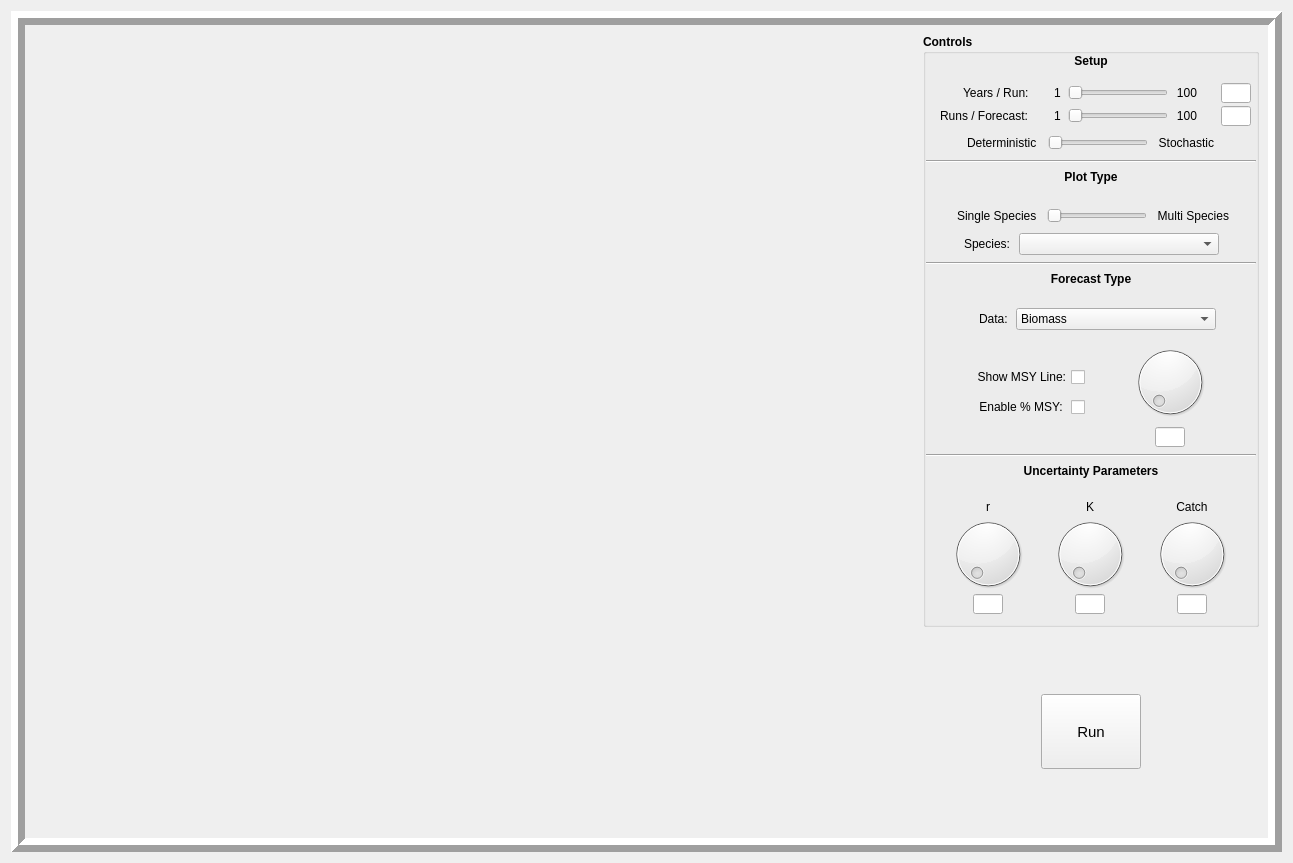
nmfs-fish-tools/MSSPM, file MSSPM_Main/forms/MMode/mModeWindow.ui: the form before one commit.
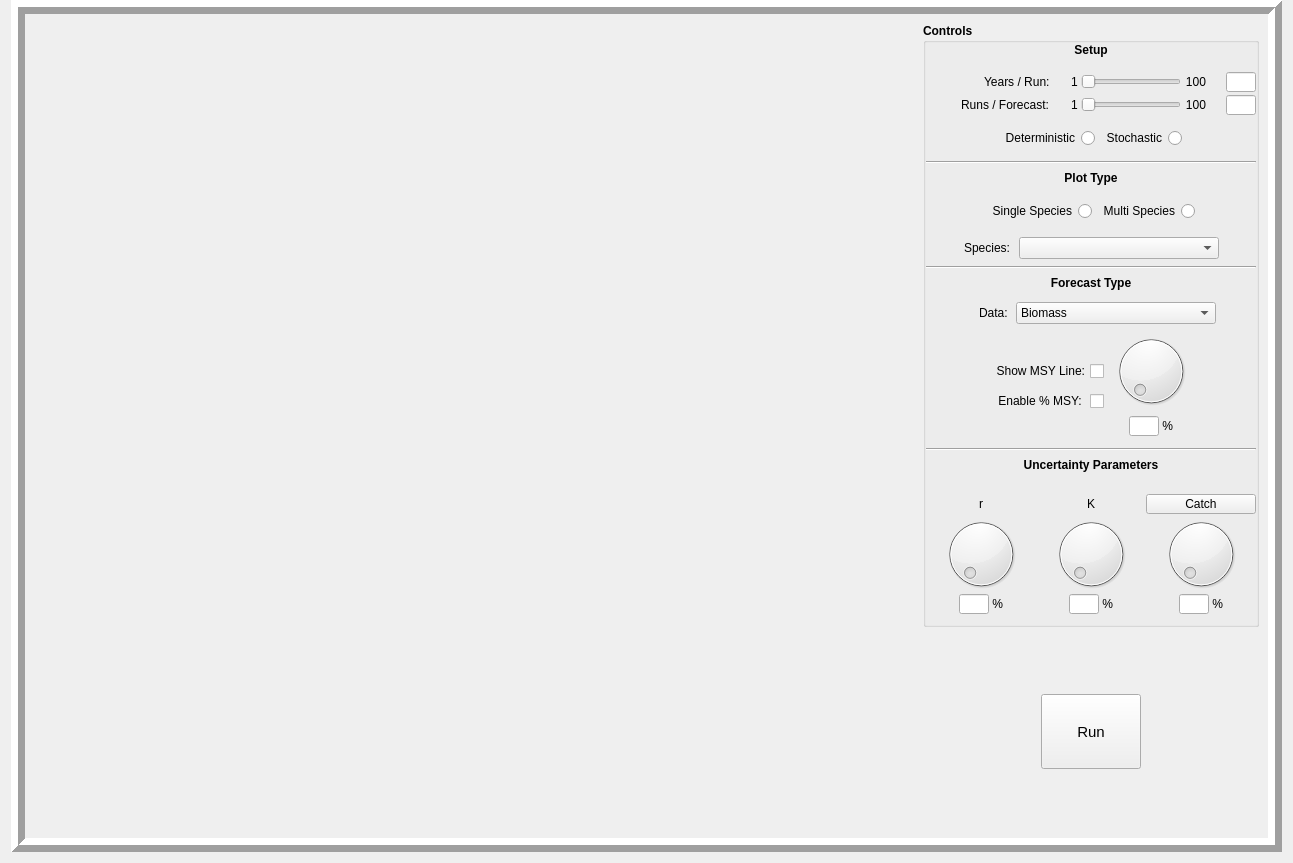
The form after the commit.

Commit message: made some improvements to MSSPM_GuiManagerMode

```diff
--- a/MSSPM_Main/forms/MMode/mModeWindow.ui
+++ b/MSSPM_Main/forms/MMode/mModeWindow.ui
@@ -14,6 +14,9 @@
    <string>Form</string>
   </property>
   <layout class="QVBoxLayout" name="verticalLayout_2">
+   <property name="topMargin">
+    <number>0</number>
+   </property>
    <item>
     <widget class="QFrame" name="MModeFrame">
      <property name="autoFillBackground">
@@ -217,7 +220,7 @@
                          <enum>Qt::Horizontal</enum>
                         </property>
                         <property name="sizeType">
-                         <enum>QSizePolicy::Fixed</enum>
+                         <enum>QSizePolicy::Expanding</enum>
                         </property>
                         <property name="sizeHint" stdset="0">
                          <size>
@@ -451,7 +454,7 @@
                          <enum>Qt::Horizontal</enum>
                         </property>
                         <property name="sizeType">
-                         <enum>QSizePolicy::Fixed</enum>
+                         <enum>QSizePolicy::Expanding</enum>
                         </property>
                         <property name="sizeHint" stdset="0">
                          <size>
@@ -695,7 +698,7 @@
                      <enum>Qt::Horizontal</enum>
                     </property>
                     <property name="sizeType">
-                     <enum>QSizePolicy::Fixed</enum>
+                     <enum>QSizePolicy::Expanding</enum>
                     </property>
                     <property name="sizeHint" stdset="0">
                      <size>
@@ -706,105 +709,59 @@
                    </spacer>
                   </item>
                   <item>
-                   <widget class="QLabel" name="MModeDetLB">
+                   <widget class="QWidget" name="widget" native="true">
                     <property name="sizePolicy">
-                     <sizepolicy hsizetype="Fixed" vsizetype="Fixed">
+                     <sizepolicy hsizetype="Expanding" vsizetype="Expanding">
                       <horstretch>0</horstretch>
                       <verstretch>0</verstretch>
                      </sizepolicy>
                     </property>
                     <property name="minimumSize">
                      <size>
-                      <width>80</width>
-                      <height>0</height>
+                      <width>0</width>
+                      <height>32</height>
                      </size>
                     </property>
                     <property name="maximumSize">
                      <size>
-                      <width>80</width>
-                      <height>16777215</height>
+                      <width>16777215</width>
+                      <height>32</height>
                      </size>
                     </property>
-                    <property name="font">
-                     <font>
-                      <weight>50</weight>
-                      <bold>false</bold>
-                     </font>
-                    </property>
-                    <property name="text">
-                     <string>Deterministic</string>
-                    </property>
-                    <property name="alignment">
-                     <set>Qt::AlignLeading|Qt::AlignLeft|Qt::AlignVCenter</set>
-                    </property>
-                   </widget>
-                  </item>
-                  <item>
-                   <widget class="QSlider" name="MModeDetStocSL">
-                    <property name="sizePolicy">
-                     <sizepolicy hsizetype="Fixed" vsizetype="Fixed">
-                      <horstretch>0</horstretch>
-                      <verstretch>0</verstretch>
-                     </sizepolicy>
-                    </property>
-                    <property name="minimumSize">
-                     <size>
-                      <width>100</width>
-                      <height>0</height>
-                     </size>
-                    </property>
-                    <property name="maximumSize">
-                     <size>
-                      <width>100</width>
-                      <height>16777215</height>
-                     </size>
-                    </property>
-                    <property name="toolTip">
-                     <string>Sets Forecast runs to be either deterministic or stochastic.</string>
-                    </property>
-                    <property name="statusTip">
-                     <string>Sets Forecast runs to be either deterministic or stochastic.</string>
-                    </property>
-                    <property name="maximum">
-                     <number>1</number>
-                    </property>
-                    <property name="orientation">
-                     <enum>Qt::Horizontal</enum>
-                    </property>
-                   </widget>
-                  </item>
-                  <item>
-                   <widget class="QLabel" name="MModeStocLB">
-                    <property name="sizePolicy">
-                     <sizepolicy hsizetype="Fixed" vsizetype="Fixed">
-                      <horstretch>0</horstretch>
-                      <verstretch>0</verstretch>
-                     </sizepolicy>
-                    </property>
-                    <property name="minimumSize">
-                     <size>
-                      <width>65</width>
-                      <height>0</height>
-                     </size>
-                    </property>
-                    <property name="maximumSize">
-                     <size>
-                      <width>65</width>
-                      <height>16777215</height>
-                     </size>
-                    </property>
-                    <property name="font">
-                     <font>
-                      <weight>50</weight>
-                      <bold>false</bold>
-                     </font>
-                    </property>
-                    <property name="text">
-                     <string>Stochastic</string>
-                    </property>
-                    <property name="alignment">
-                     <set>Qt::AlignRight|Qt::AlignTrailing|Qt::AlignVCenter</set>
-                    </property>
+                    <layout class="QHBoxLayout" name="horizontalLayout_14">
+                     <item>
+                      <widget class="QRadioButton" name="MModeDeterministicRB">
+                       <property name="font">
+                        <font>
+                         <weight>50</weight>
+                         <bold>false</bold>
+                        </font>
+                       </property>
+                       <property name="layoutDirection">
+                        <enum>Qt::RightToLeft</enum>
+                       </property>
+                       <property name="text">
+                        <string>Deterministic</string>
+                       </property>
+                      </widget>
+                     </item>
+                     <item>
+                      <widget class="QRadioButton" name="MModeStochasticRB">
+                       <property name="font">
+                        <font>
+                         <weight>50</weight>
+                         <bold>false</bold>
+                        </font>
+                       </property>
+                       <property name="layoutDirection">
+                        <enum>Qt::RightToLeft</enum>
+                       </property>
+                       <property name="text">
+                        <string>Stochastic</string>
+                       </property>
+                      </widget>
+                     </item>
+                    </layout>
                    </widget>
                   </item>
                   <item>
@@ -813,7 +770,7 @@
                      <enum>Qt::Horizontal</enum>
                     </property>
                     <property name="sizeType">
-                     <enum>QSizePolicy::Fixed</enum>
+                     <enum>QSizePolicy::Expanding</enum>
                     </property>
                     <property name="sizeHint" stdset="0">
                      <size>
@@ -869,19 +826,6 @@
                   </property>
                  </widget>
                 </item>
-                <item>
-                 <spacer name="verticalSpacer_5">
-                  <property name="orientation">
-                   <enum>Qt::Vertical</enum>
-                  </property>
-                  <property name="sizeHint" stdset="0">
-                   <size>
-                    <width>20</width>
-                    <height>15</height>
-                   </size>
-                  </property>
-                 </spacer>
-                </item>
                 <item>
                  <layout class="QHBoxLayout" name="horizontalLayout_11">
                   <property name="spacing">
@@ -904,105 +848,53 @@
                    </spacer>
                   </item>
                   <item>
-                   <widget class="QLabel" name="MModeSingSpecLB">
+                   <widget class="QWidget" name="widget_2" native="true">
                     <property name="sizePolicy">
-                     <sizepolicy hsizetype="Fixed" vsizetype="Fixed">
+                     <sizepolicy hsizetype="Expanding" vsizetype="Expanding">
                       <horstretch>0</horstretch>
                       <verstretch>0</verstretch>
                      </sizepolicy>
                     </property>
                     <property name="minimumSize">
                      <size>
-                      <width>90</width>
-                      <height>0</height>
-                     </size>
-                    </property>
-                    <property name="maximumSize">
-                     <size>
-                      <width>90</width>
-                      <height>16777215</height>
-                     </size>
-                    </property>
-                    <property name="font">
-                     <font>
-                      <weight>50</weight>
-                      <bold>false</bold>
-                     </font>
-                    </property>
-                    <property name="text">
-                     <string>Single Species</string>
-                    </property>
-                    <property name="alignment">
-                     <set>Qt::AlignLeading|Qt::AlignLeft|Qt::AlignVCenter</set>
-                    </property>
-                   </widget>
-                  </item>
-                  <item>
-                   <widget class="QSlider" name="MModeSpeciesHS">
-                    <property name="sizePolicy">
-                     <sizepolicy hsizetype="Expanding" vsizetype="Fixed">
-                      <horstretch>0</horstretch>
-                      <verstretch>0</verstretch>
-                     </sizepolicy>
-                    </property>
-                    <property name="minimumSize">
-                     <size>
                       <width>100</width>
                       <height>0</height>
                      </size>
                     </property>
-                    <property name="maximumSize">
-                     <size>
-                      <width>100</width>
-                      <height>16777215</height>
-                     </size>
-                    </property>
-                    <property name="maximum">
-                     <number>1</number>
-                    </property>
-                    <property name="orientation">
-                     <enum>Qt::Horizontal</enum>
-                    </property>
-                   </widget>
-                  </item>
-                  <item>
-                   <widget class="QLabel" name="MModeMultiSpecLB">
-                    <property name="sizePolicy">
-                     <sizepolicy hsizetype="Fixed" vsizetype="Fixed">
-                      <horstretch>0</horstretch>
-                      <verstretch>0</verstretch>
-                     </sizepolicy>
-                    </property>
-                    <property name="minimumSize">
-                     <size>
-                      <width>82</width>
-                      <height>0</height>
-                     </size>
-                    </property>
-                    <property name="maximumSize">
-                     <size>
-                      <width>82</width>
-                      <height>16777215</height>
-                     </size>
-                    </property>
-                    <property name="baseSize">
-                     <size>
-                      <width>0</width>
-                      <height>0</height>
-                     </size>
-                    </property>
-                    <property name="font">
-                     <font>
-                      <weight>50</weight>
-                      <bold>false</bold>
-                     </font>
-                    </property>
-                    <property name="text">
-                     <string>Multi Species</string>
-                    </property>
-                    <property name="alignment">
-                     <set>Qt::AlignRight|Qt::AlignTrailing|Qt::AlignVCenter</set>
-                    </property>
+                    <layout class="QHBoxLayout" name="horizontalLayout_16">
+                     <item>
+                      <widget class="QRadioButton" name="MModePlotTypeSSRB">
+                       <property name="font">
+                        <font>
+                         <weight>50</weight>
+                         <bold>false</bold>
+                        </font>
+                       </property>
+                       <property name="layoutDirection">
+                        <enum>Qt::RightToLeft</enum>
+                       </property>
+                       <property name="text">
+                        <string>Single Species</string>
+                       </property>
+                      </widget>
+                     </item>
+                     <item>
+                      <widget class="QRadioButton" name="MModePlotTypeMSRB">
+                       <property name="font">
+                        <font>
+                         <weight>50</weight>
+                         <bold>false</bold>
+                        </font>
+                       </property>
+                       <property name="layoutDirection">
+                        <enum>Qt::RightToLeft</enum>
+                       </property>
+                       <property name="text">
+                        <string>Multi Species</string>
+                       </property>
+                      </widget>
+                     </item>
+                    </layout>
                    </widget>
                   </item>
                   <item>
@@ -1155,7 +1047,7 @@
                   <property name="sizeHint" stdset="0">
                    <size>
                     <width>20</width>
-                    <height>15</height>
+                    <height>5</height>
                    </size>
                   </property>
                  </spacer>
@@ -1174,7 +1066,7 @@
                      <enum>Qt::Horizontal</enum>
                     </property>
                     <property name="sizeType">
-                     <enum>QSizePolicy::Fixed</enum>
+                     <enum>QSizePolicy::Expanding</enum>
                     </property>
                     <property name="sizeHint" stdset="0">
                      <size>
@@ -1278,6 +1170,19 @@
                   <property name="sizeConstraint">
                    <enum>QLayout::SetFixedSize</enum>
                   </property>
+                  <item>
+                   <spacer name="horizontalSpacer_26">
+                    <property name="orientation">
+                     <enum>Qt::Horizontal</enum>
+                    </property>
+                    <property name="sizeHint" stdset="0">
+                     <size>
+                      <width>40</width>
+                      <height>20</height>
+                     </size>
+                    </property>
+                   </spacer>
+                  </item>
                   <item>
                    <layout class="QVBoxLayout" name="verticalLayout_4">
                     <property name="spacing">
@@ -1371,6 +1276,22 @@
                     </item>
                    </layout>
                   </item>
+                  <item>
+                   <spacer name="horizontalSpacer_28">
+                    <property name="orientation">
+                     <enum>Qt::Horizontal</enum>
+                    </property>
+                    <property name="sizeType">
+                     <enum>QSizePolicy::Fixed</enum>
+                    </property>
+                    <property name="sizeHint" stdset="0">
+                     <size>
+                      <width>5</width>
+                      <height>20</height>
+                     </size>
+                    </property>
+                   </spacer>
+                  </item>
                   <item>
                    <layout class="QVBoxLayout" name="verticalLayout_5">
                     <property name="spacing">
@@ -1415,7 +1336,7 @@
                          <enum>Qt::Horizontal</enum>
                         </property>
                         <property name="sizeType">
-                         <enum>QSizePolicy::Fixed</enum>
+                         <enum>QSizePolicy::Expanding</enum>
                         </property>
                         <property name="sizeHint" stdset="0">
                          <size>
@@ -1459,13 +1380,26 @@
                         </property>
                        </widget>
                       </item>
+                      <item>
+                       <widget class="QLabel" name="MModePctMSYLBL">
+                        <property name="font">
+                         <font>
+                          <weight>50</weight>
+                          <bold>false</bold>
+                         </font>
+                        </property>
+                        <property name="text">
+                         <string> %</string>
+                        </property>
+                       </widget>
+                      </item>
                       <item>
                        <spacer name="horizontalSpacer_6">
                         <property name="orientation">
                          <enum>Qt::Horizontal</enum>
                         </property>
                         <property name="sizeType">
-                         <enum>QSizePolicy::Fixed</enum>
+                         <enum>QSizePolicy::Expanding</enum>
                         </property>
                         <property name="sizeHint" stdset="0">
                          <size>
@@ -1479,6 +1413,19 @@
                     </item>
                    </layout>
                   </item>
+                  <item>
+                   <spacer name="horizontalSpacer_27">
+                    <property name="orientation">
+                     <enum>Qt::Horizontal</enum>
+                    </property>
+                    <property name="sizeHint" stdset="0">
+                     <size>
+                      <width>40</width>
+                      <height>20</height>
+                     </size>
+                    </property>
+                   </spacer>
+                  </item>
                  </layout>
                 </item>
                 <item>
@@ -1593,6 +1540,9 @@
                         <height>80</height>
                        </size>
                       </property>
+                      <property name="maximum">
+                       <number>200</number>
+                      </property>
                      </widget>
                     </item>
                     <item>
@@ -1606,7 +1556,7 @@
                          <enum>Qt::Horizontal</enum>
                         </property>
                         <property name="sizeType">
-                         <enum>QSizePolicy::Fixed</enum>
+                         <enum>QSizePolicy::Expanding</enum>
                         </property>
                         <property name="sizeHint" stdset="0">
                          <size>
@@ -1656,13 +1606,26 @@
                         </property>
                        </widget>
                       </item>
+                      <item>
+                       <widget class="QLabel" name="label">
+                        <property name="font">
+                         <font>
+                          <weight>50</weight>
+                          <bold>false</bold>
+                         </font>
+                        </property>
+                        <property name="text">
+                         <string> %</string>
+                        </property>
+                       </widget>
+                      </item>
                       <item>
                        <spacer name="horizontalSpacer_11">
                         <property name="orientation">
                          <enum>Qt::Horizontal</enum>
                         </property>
                         <property name="sizeType">
-                         <enum>QSizePolicy::Fixed</enum>
+                         <enum>QSizePolicy::Expanding</enum>
                         </property>
                         <property name="sizeHint" stdset="0">
                          <size>
@@ -1726,6 +1689,9 @@
                         <height>80</height>
                        </size>
                       </property>
+                      <property name="maximum">
+                       <number>200</number>
+                      </property>
                      </widget>
                     </item>
                     <item>
@@ -1739,7 +1705,7 @@
                          <enum>Qt::Horizontal</enum>
                         </property>
                         <property name="sizeType">
-                         <enum>QSizePolicy::Fixed</enum>
+                         <enum>QSizePolicy::Expanding</enum>
                         </property>
                         <property name="sizeHint" stdset="0">
                          <size>
@@ -1789,13 +1755,26 @@
                         </property>
                        </widget>
                       </item>
+                      <item>
+                       <widget class="QLabel" name="label_2">
+                        <property name="font">
+                         <font>
+                          <weight>50</weight>
+                          <bold>false</bold>
+                         </font>
+                        </property>
+                        <property name="text">
+                         <string> %</string>
+                        </property>
+                       </widget>
+                      </item>
                       <item>
                        <spacer name="horizontalSpacer_9">
                         <property name="orientation">
                          <enum>Qt::Horizontal</enum>
                         </property>
                         <property name="sizeType">
-                         <enum>QSizePolicy::Fixed</enum>
+                         <enum>QSizePolicy::Expanding</enum>
                         </property>
                         <property name="sizeHint" stdset="0">
                          <size>
@@ -1818,7 +1797,19 @@
                      <enum>QLayout::SetFixedSize</enum>
                     </property>
                     <item>
-                     <widget class="QLabel" name="MModeCParamLB">
+                     <widget class="QPushButton" name="MModeCParamPB">
+                      <property name="minimumSize">
+                       <size>
+                        <width>0</width>
+                        <height>20</height>
+                       </size>
+                      </property>
+                      <property name="maximumSize">
+                       <size>
+                        <width>16777215</width>
+                        <height>20</height>
+                       </size>
+                      </property>
                       <property name="font">
                        <font>
                         <weight>50</weight>
@@ -1834,8 +1825,8 @@
                       <property name="text">
                        <string>Catch</string>
                       </property>
-                      <property name="alignment">
-                       <set>Qt::AlignCenter</set>
+                      <property name="flat">
+                       <bool>false</bool>
                       </property>
                      </widget>
                     </item>
@@ -1859,6 +1850,9 @@
                         <height>80</height>
                        </size>
                       </property>
+                      <property name="maximum">
+                       <number>200</number>
+                      </property>
                       <property name="orientation">
                        <enum>Qt::Horizontal</enum>
                       </property>
@@ -1875,7 +1869,7 @@
                          <enum>Qt::Horizontal</enum>
                         </property>
                         <property name="sizeType">
-                         <enum>QSizePolicy::Fixed</enum>
+                         <enum>QSizePolicy::Expanding</enum>
                         </property>
                         <property name="sizeHint" stdset="0">
                          <size>
@@ -1926,13 +1920,26 @@
                         </property>
                        </widget>
                       </item>
+                      <item>
+                       <widget class="QLabel" name="label_3">
+                        <property name="font">
+                         <font>
+                          <weight>50</weight>
+                          <bold>false</bold>
+                         </font>
+                        </property>
+                        <property name="text">
+                         <string> %</string>
+                        </property>
+                       </widget>
+                      </item>
                       <item>
                        <spacer name="horizontalSpacer_13">
                         <property name="orientation">
                          <enum>Qt::Horizontal</enum>
                         </property>
                         <property name="sizeType">
-                         <enum>QSizePolicy::Fixed</enum>
+                         <enum>QSizePolicy::Expanding</enum>
                         </property>
                         <property name="sizeHint" stdset="0">
                          <size>
```
Left out of the diff: 10 changed lines with no effect on the pictures. The commit also changes 5 other files.
